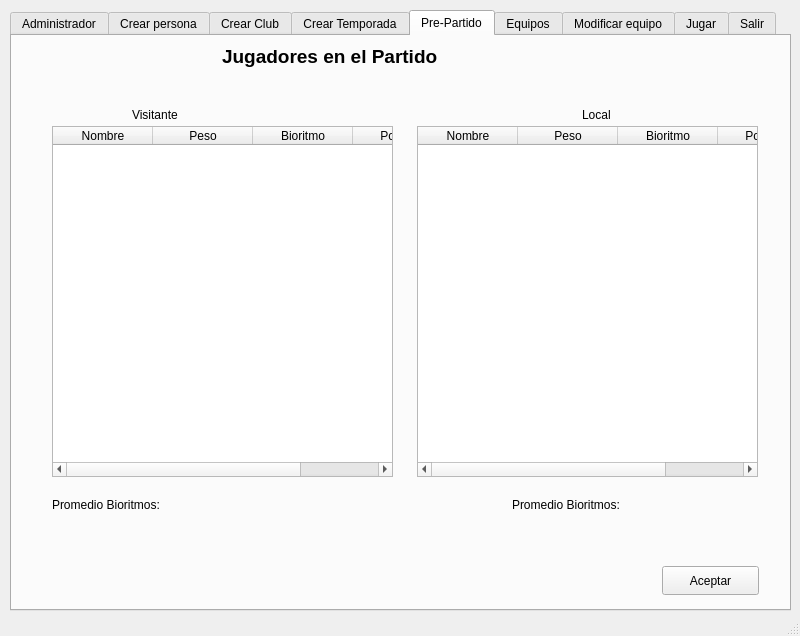
Old version of the form mainWtabs.ui in the repository Jeancasoto/ThePlaceToBet.
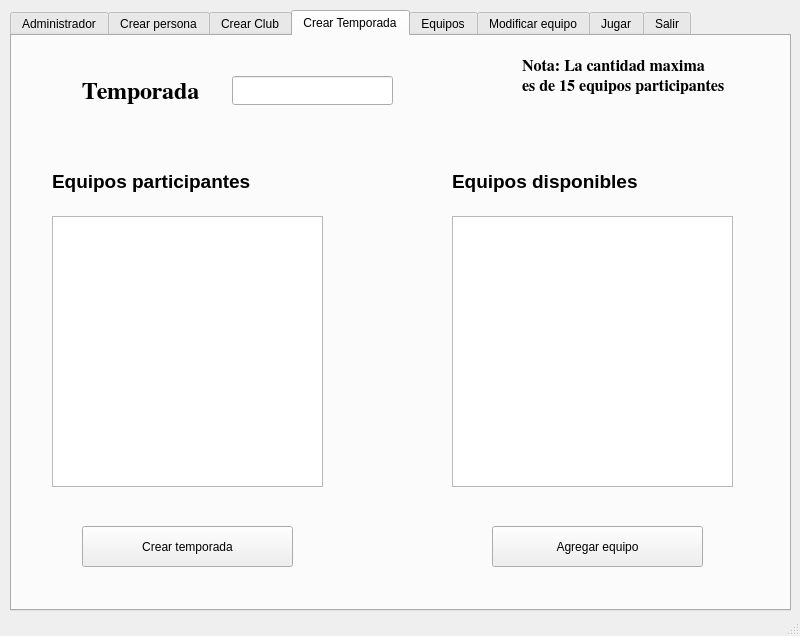
New version of the form. The open tabs and pages were chosen to show the change. Icons and pictures are not drawn.

Commit message: GUI casi finalizado 2.0

What changed in the file:
```diff
--- a/mainWtabs.ui
+++ b/mainWtabs.ui
@@ -525,183 +525,163 @@
      <attribute name="title">
       <string>Crear Temporada</string>
      </attribute>
-    </widget>
-    <widget class="QWidget" name="tab">
-     <attribute name="title">
-      <string>Pre-Partido</string>
-     </attribute>
+     <widget class="QLineEdit" name="username_3">
+      <property name="geometry">
+       <rect>
+        <x>220</x>
+        <y>40</y>
+        <width>161</width>
+        <height>29</height>
+       </rect>
+      </property>
+     </widget>
      <widget class="QLabel" name="label_15">
       <property name="geometry">
        <rect>
-        <x>210</x>
-        <y>10</y>
-        <width>251</width>
-        <height>21</height>
+        <x>70</x>
+        <y>40</y>
+        <width>121</width>
+        <height>31</height>
        </rect>
       </property>
       <property name="font">
        <font>
-        <pointsize>14</pointsize>
+        <family>FreeSerif</family>
+        <pointsize>18</pointsize>
         <weight>75</weight>
         <bold>true</bold>
        </font>
       </property>
       <property name="text">
-       <string>Jugadores en el Partido</string>
+       <string>Temporada</string>
+      </property>
+     </widget>
+     <widget class="QListWidget" name="listWidget_3">
+      <property name="geometry">
+       <rect>
+        <x>40</x>
+        <y>180</y>
+        <width>271</width>
+        <height>271</height>
+       </rect>
+      </property>
+     </widget>
+     <widget class="QListWidget" name="listWidget_4">
+      <property name="geometry">
+       <rect>
+        <x>440</x>
+        <y>180</y>
+        <width>281</width>
+        <height>271</height>
+       </rect>
       </property>
      </widget>
      <widget class="QLabel" name="label_16">
       <property name="geometry">
        <rect>
-        <x>120</x>
-        <y>70</y>
-        <width>71</width>
-        <height>17</height>
-       </rect>
-      </property>
-      <property name="text">
-       <string>Visitante</string>
-      </property>
-     </widget>
-     <widget class="QTableWidget" name="tablaJugLocal">
-      <property name="geometry">
-       <rect>
-        <x>405</x>
-        <y>90</y>
-        <width>341</width>
-        <height>351</height>
-       </rect>
-      </property>
-      <column>
-       <property name="text">
-        <string>Nombre</string>
-       </property>
-      </column>
-      <column>
-       <property name="text">
-        <string>Peso</string>
-       </property>
-      </column>
-      <column>
-       <property name="text">
-        <string>Bioritmo</string>
-       </property>
-      </column>
-      <column>
-       <property name="text">
-        <string>Posicion</string>
-       </property>
-      </column>
-     </widget>
-     <widget class="QTableWidget" name="tablaJugVis">
-      <property name="geometry">
-       <rect>
         <x>40</x>
-        <y>90</y>
-        <width>341</width>
-        <height>351</height>
+        <y>130</y>
+        <width>241</width>
+        <height>31</height>
        </rect>
       </property>
-      <property name="columnCount">
-       <number>4</number>
-      </property>
-      <column>
-       <property name="text">
-        <string>Nombre</string>
-       </property>
-      </column>
-      <column>
-       <property name="text">
-        <string>Peso</string>
-       </property>
-      </column>
-      <column>
-       <property name="text">
-        <string>Bioritmo</string>
-       </property>
-      </column>
-      <column>
-       <property name="text">
-        <string>Posicion</string>
-       </property>
-      </column>
-     </widget>
-     <widget class="QLabel" name="labelPromBRLocal">
-      <property name="geometry">
-       <rect>
-        <x>690</x>
-        <y>460</y>
-        <width>64</width>
-        <height>17</height>
-       </rect>
+      <property name="font">
+       <font>
+        <pointsize>14</pointsize>
+        <weight>75</weight>
+        <bold>true</bold>
+       </font>
       </property>
       <property name="text">
-       <string/>
+       <string>Equipos participantes</string>
       </property>
      </widget>
      <widget class="QLabel" name="label_17">
       <property name="geometry">
        <rect>
-        <x>500</x>
-        <y>460</y>
-        <width>141</width>
-        <height>17</height>
+        <x>510</x>
+        <y>20</y>
+        <width>201</width>
+        <height>21</height>
        </rect>
       </property>
-      <property name="text">
-       <string>Promedio Bioritmos:</string>
+      <property name="font">
+       <font>
+        <family>FreeSerif</family>
+        <pointsize>12</pointsize>
+        <weight>75</weight>
+        <bold>true</bold>
+       </font>
       </property>
-     </widget>
-     <widget class="QPushButton" name="botonAceptar_2">
-      <property name="geometry">
-       <rect>
-        <x>650</x>
-        <y>530</y>
-        <width>97</width>
-        <height>29</height>
-       </rect>
-      </property>
       <property name="text">
-       <string>Aceptar</string>
+       <string>Nota: La cantidad maxima</string>
       </property>
      </widget>
      <widget class="QLabel" name="label_18">
       <property name="geometry">
        <rect>
-        <x>40</x>
-        <y>460</y>
-        <width>141</width>
-        <height>17</height>
+        <x>510</x>
+        <y>40</y>
+        <width>211</width>
+        <height>21</height>
        </rect>
       </property>
+      <property name="font">
+       <font>
+        <family>FreeSerif</family>
+        <pointsize>12</pointsize>
+        <weight>75</weight>
+        <bold>true</bold>
+       </font>
+      </property>
       <property name="text">
-       <string>Promedio Bioritmos:</string>
+       <string>es de 15 equipos participantes</string>
       </property>
      </widget>
-     <widget class="QLabel" name="labelPromBRVis">
+     <widget class="QPushButton" name="pushButton_4">
       <property name="geometry">
        <rect>
-        <x>230</x>
-        <y>460</y>
-        <width>64</width>
-        <height>17</height>
+        <x>70</x>
+        <y>490</y>
+        <width>211</width>
+        <height>41</height>
        </rect>
       </property>
       <property name="text">
-       <string/>
+       <string>Crear temporada</string>
       </property>
      </widget>
      <widget class="QLabel" name="label_19">
       <property name="geometry">
        <rect>
-        <x>570</x>
-        <y>70</y>
-        <width>41</width>
-        <height>17</height>
+        <x>440</x>
+        <y>130</y>
+        <width>241</width>
+        <height>31</height>
        </rect>
       </property>
+      <property name="font">
+       <font>
+        <pointsize>14</pointsize>
+        <weight>75</weight>
+        <bold>true</bold>
+       </font>
+      </property>
       <property name="text">
-       <string>Local</string>
+       <string>Equipos disponibles</string>
+      </property>
+     </widget>
+     <widget class="QPushButton" name="pushButton_5">
+      <property name="geometry">
+       <rect>
+        <x>480</x>
+        <y>490</y>
+        <width>211</width>
+        <height>41</height>
+       </rect>
+      </property>
+      <property name="text">
+       <string>Agregar equipo</string>
       </property>
      </widget>
     </widget>
```
Left out of the diff: 2 changed lines with no effect on the pictures.
